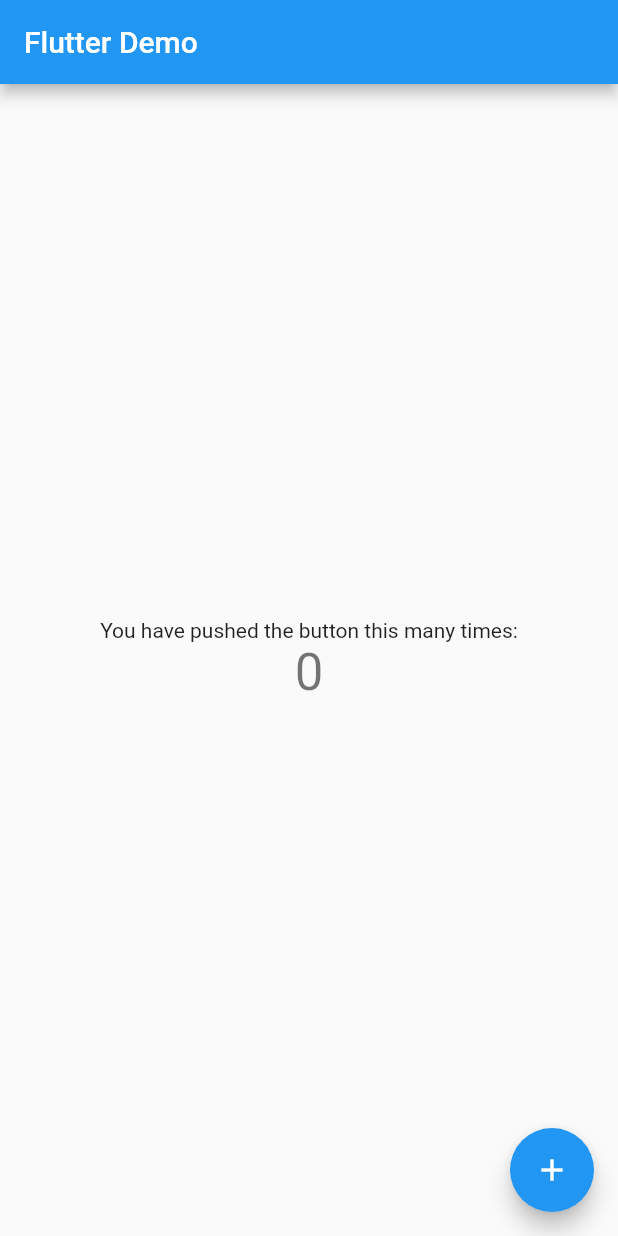
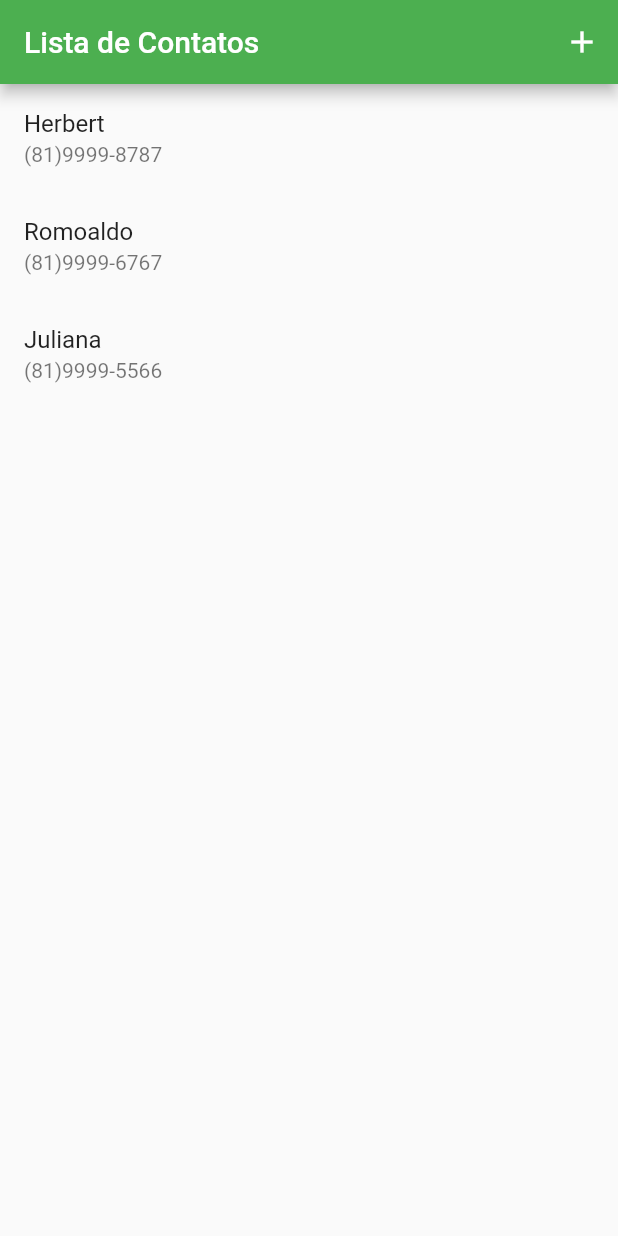
Before and after one commit to HERBERT-EMIDIO/Agenda_Crude, a Flutter app: the screen it shows after launch, on a phone screen of 412 x 824 dp. Run offline on Flutter 3.47's test engine with Material 2 defaults, Android fonts, the phone set to English and light mode, and no system bars.

Commit message:
listas_ritas

```diff
--- /dev/null
+++ b/agenda_crud_flutter/lib/app/my_app.dart
@@ -0,0 +1,24 @@
+import 'package:agenda_crud_flutter/app/view/contact_form.dart';
+import 'package:flutter/material.dart';
+import 'view/contact_list.dart';
+
+class MyApp extends StatelessWidget {
+  const MyApp({super.key});
+  static const HOME = '/';
+  static const CONTACT_FORM = 'contact-form';
+
+  @override
+  Widget build(BuildContext context) {
+    return MaterialApp(
+      debugShowCheckedModeBanner: false,
+      title: 'Flutter Demo',
+      theme: ThemeData(
+        primarySwatch: Colors.green,
+      ),
+      routes: {
+        HOME: (context) => ContactList(),
+        CONTACT_FORM: (context) => ContactForm()
+      },
+    );
+  }
+}
--- /dev/null
+++ b/agenda_crud_flutter/lib/app/view/contact_list.dart
@@ -0,0 +1,55 @@
+import 'package:agenda_crud_flutter/app/my_app.dart';
+import 'package:flutter/material.dart';
+import 'package:flutter/src/widgets/container.dart';
+import 'package:flutter/src/widgets/framework.dart';
+
+class ContactList extends StatelessWidget {
+  ContactList({super.key});
+  final lista = [
+    {
+      'nome': 'Herbert',
+      'telefone': '(81)9999-8787',
+      'avatar':
+          'https://cdn.pixabay.com/photo/2018/08/28/13/29/avatar-3637561__340.png'
+    },
+    {
+      'nome': 'Romoaldo',
+      'telefone': '(81)9999-6767',
+      'avatar':
+          'https://cdn.pixabay.com/photo/2014/04/03/10/32/businessman-310819__340.png'
+    },
+    {
+      'nome': 'Juliana',
+      'telefone': '(81)9999-5566',
+      'avatar':
+          'https://cdn.pixabay.com/photo/2021/01/17/09/11/woman-5924366__340.jpg'
+    },
+  ];
+
+  @override
+  Widget build(BuildContext context) {
+    return Scaffold(
+      appBar: AppBar(
+        title: Text('Lista de Contatos'),
+        actions: [
+          IconButton(
+              icon: Icon(Icons.add),
+              onPressed: () {
+                Navigator.of(context).pushNamed(MyApp.CONTACT_FORM);
+              }),
+        ],
+      ),
+      body: ListView.builder(
+        itemCount: lista.length,
+        itemBuilder: (context, i) {
+          var contato = lista[i];
+          var avatar = CircleAvatar();
+          return ListTile(
+            title: Text(contato['nome']!),
+            subtitle: Text(contato['telefone']!),
+          );
+        },
+      ),
+    );
+  }
+}
--- a/agenda_crud_flutter/lib/main.dart
+++ b/agenda_crud_flutter/lib/main.dart
@@ -1,116 +1,7 @@
 import 'package:flutter/material.dart';
+
+import 'app/my_app.dart';
 
 void main() {
   runApp(const MyApp());
 }
-
-class MyApp extends StatelessWidget {
-  const MyApp({super.key});
-
-  // This widget is the root of your application.
-  @override
-  Widget build(BuildContext context) {
-    return MaterialApp(
-      debugShowCheckedModeBanner: false,
-      title: 'Flutter Demo',
-      theme: ThemeData(
-        // This is the theme of your application.
-        //
-        // Try running your application with "flutter run". You'll see the
-        // application has a blue toolbar. Then, without quitting the app, try
-        // changing the primarySwatch below to Colors.green and then invoke
-        // "hot reload" (press "r" in the console where you ran "flutter run",
-        // or simply save your changes to "hot reload" in a Flutter IDE).
-        // Notice that the counter didn't reset back to zero; the application
-        // is not restarted.
-        primarySwatch: Colors.blue,
-      ),
-      home: const MyHomePage(title: 'Flutter Demo'),
-    );
-  }
-}
-
-class MyHomePage extends StatefulWidget {
-  const MyHomePage({super.key, required this.title});
-
-  // This widget is the home page of your application. It is stateful, meaning
-  // that it has a State object (defined below) that contains fields that affect
-  // how it looks.
-
-  // This class is the configuration for the state. It holds the values (in this
-  // case the title) provided by the parent (in this case the App widget) and
-  // used by the build method of the State. Fields in a Widget subclass are
-  // always marked "final".
-
-  final String title;
-
-  @override
-  State<MyHomePage> createState() => _MyHomePageState();
-}
-
-class _MyHomePageState extends State<MyHomePage> {
-  int _counter = 0;
-
-  void _incrementCounter() {
-    setState(() {
-      // This call to setState tells the Flutter framework that something has
-      // changed in this State, which causes it to rerun the build method below
-      // so that the display can reflect the updated values. If we changed
-      // _counter without calling setState(), then the build method would not be
-      // called again, and so nothing would appear to happen.
-      _counter++;
-    });
-  }
-
-  @override
-  Widget build(BuildContext context) {
-    // This method is rerun every time setState is called, for instance as done
-    // by the _incrementCounter method above.
-    //
-    // The Flutter framework has been optimized to make rerunning build methods
-    // fast, so that you can just rebuild anything that needs updating rather
-    // than having to individually change instances of widgets.
-    return Scaffold(
-      appBar: AppBar(
-        // Here we take the value from the MyHomePage object that was created by
-        // the App.build method, and use it to set our appbar title.
-        title: Text(widget.title),
-      ),
-      body: Center(
-        // Center is a layout widget. It takes a single child and positions it
-        // in the middle of the parent.
-        child: Column(
-          // Column is also a layout widget. It takes a list of children and
-          // arranges them vertically. By default, it sizes itself to fit its
-          // children horizontally, and tries to be as tall as its parent.
-          //
-          // Invoke "debug painting" (press "p" in the console, choose the
-          // "Toggle Debug Paint" action from the Flutter Inspector in Android
-          // Studio, or the "Toggle Debug Paint" command in Visual Studio Code)
-          // to see the wireframe for each widget.
-          //
-          // Column has various properties to control how it sizes itself and
-          // how it positions its children. Here we use mainAxisAlignment to
-          // center the children vertically; the main axis here is the vertical
-          // axis because Columns are vertical (the cross axis would be
-          // horizontal).
-          mainAxisAlignment: MainAxisAlignment.center,
-          children: <Widget>[
-            const Text(
-              'You have pushed the button this many times:',
-            ),
-            Text(
-              '$_counter',
-              style: Theme.of(context).textTheme.headline4,
-            ),
-          ],
-        ),
-      ),
-      floatingActionButton: FloatingActionButton(
-        onPressed: _incrementCounter,
-        tooltip: 'Increment',
-        child: const Icon(Icons.add),
-      ), // This trailing comma makes auto-formatting nicer for build methods.
-    );
-  }
-}
```
Also changed, not shown: agenda_crud_flutter/lib/app/view/contact_form.dart (added, +17 -0 lines), agenda_crud_flutter/lib/app/view/primeiro_widget.dart (added, +15 -0 lines), 1 other file.
